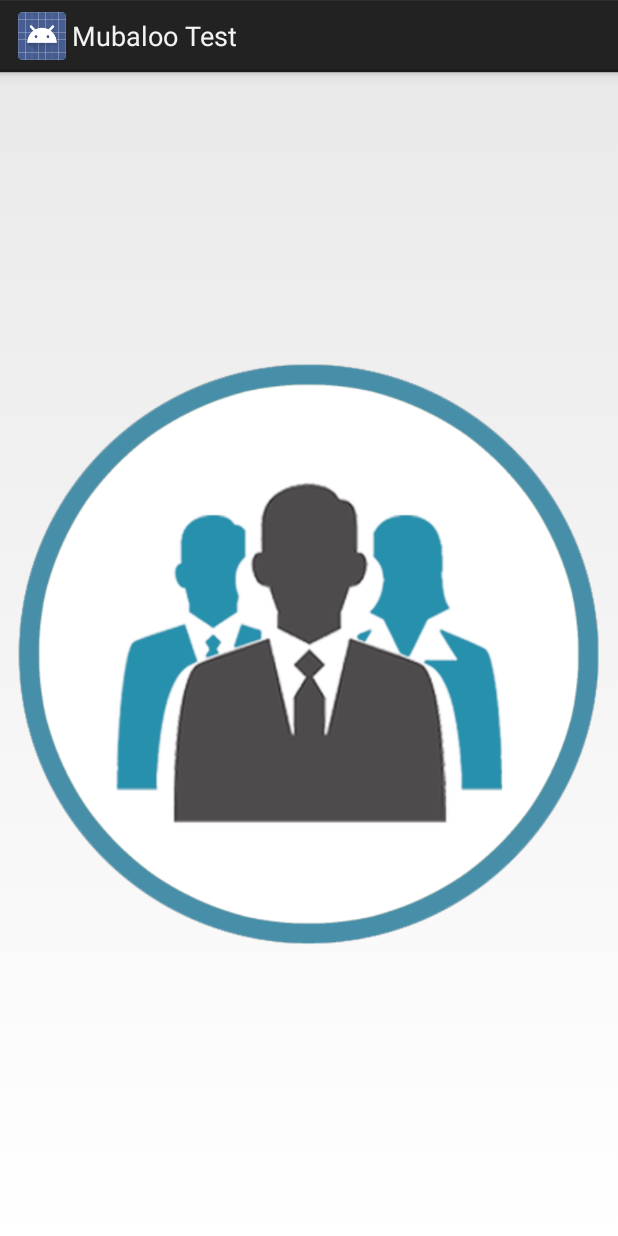
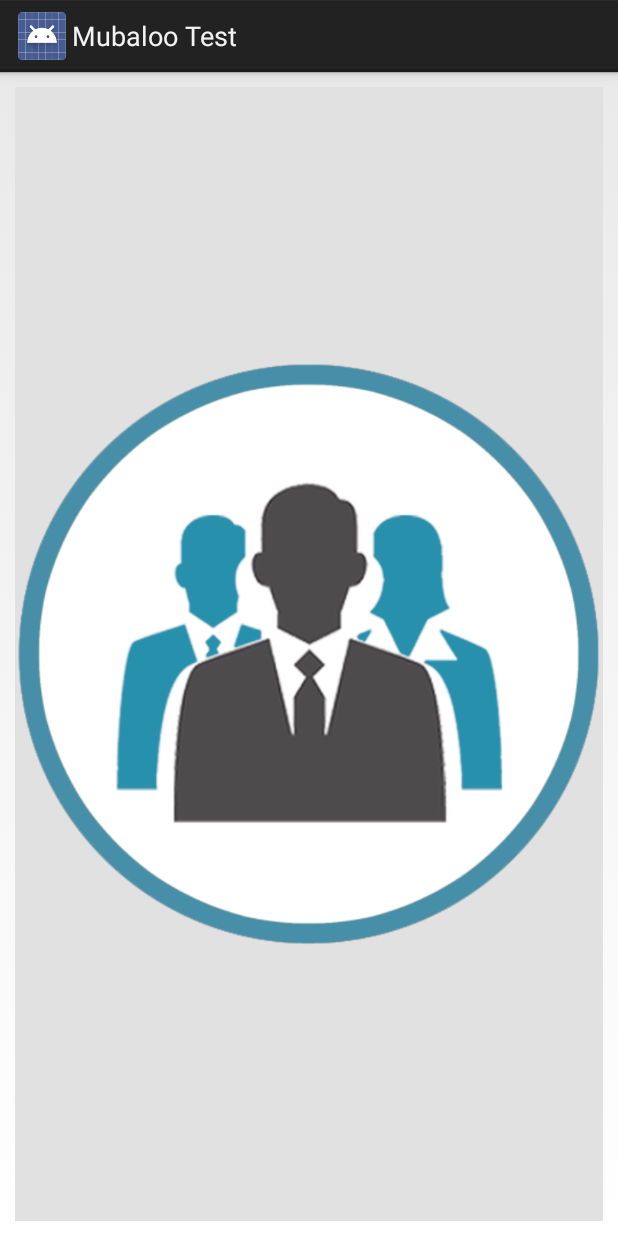
Before and after one commit to paBilicki/mubaloo, an Android app: the layout team_member_details_fragment.xml on its own in the app's theme, with its tools: preview values and no code run, on a phone screen of 412 x 824 dp. Run offline under Robolectric (Android 15) with nearby library versions, the light colour scheme and no system bars.

```diff
--- a/app/src/main/res/layout/team_member_details_fragment.xml
+++ b/app/src/main/res/layout/team_member_details_fragment.xml
@@ -91,11 +91,18 @@
 
 
     </LinearLayout>
-    <ImageView
-        android:id="@+id/img_profile_details_default"
-        android:layout_width="wrap_content"
-        android:layout_height="wrap_content"
-        android:layout_gravity="center"
-        android:src="@drawable/logo_placeholder"
-        />
+    <LinearLayout
+        android:layout_width="match_parent"
+        android:layout_height="match_parent"
+        android:background="@color/colorTeamLeaderRow"
+        android:gravity="center_vertical|center_horizontal">
+
+        <ImageView
+            android:id="@+id/img_profile_details_default"
+            android:layout_width="wrap_content"
+            android:layout_height="wrap_content"
+            android:layout_gravity="center"
+            android:src="@drawable/logo_placeholder"/>
+    </LinearLayout>
+
 </LinearLayout>
```
Also changed, not shown: app/src/main/java/com/example/pabilicki/mubalootest/TeamMemberDetailFragment.java (+27 -6 lines), app/src/main/res/layout/team_member_details.xml (+7 -1 lines).
